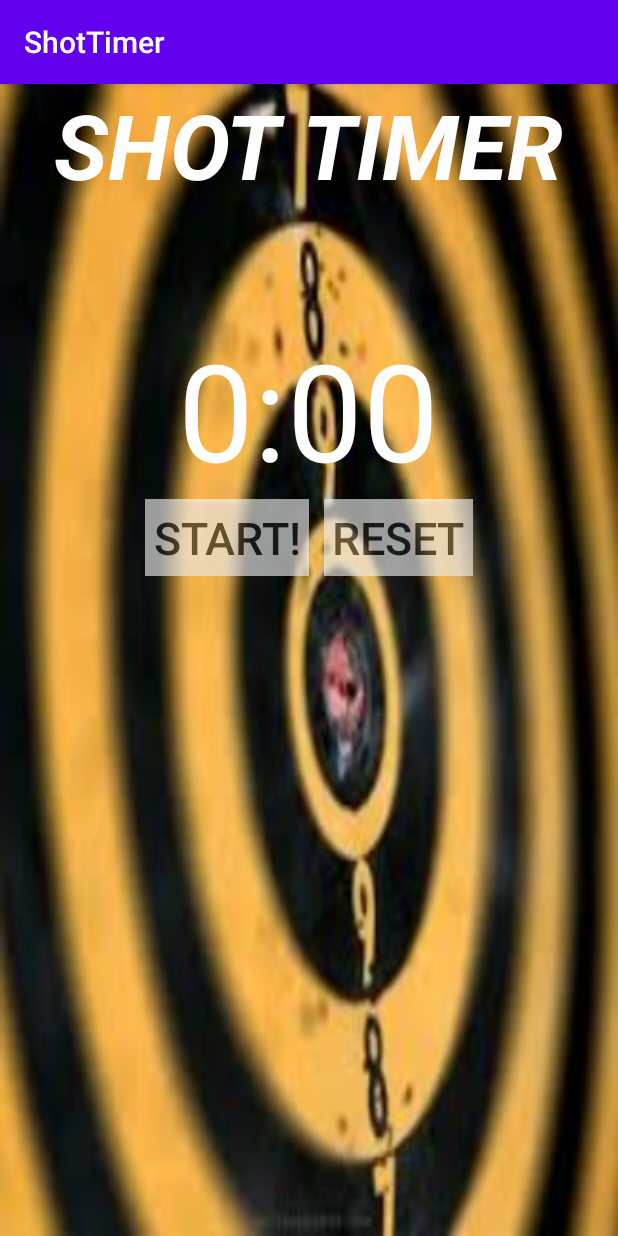
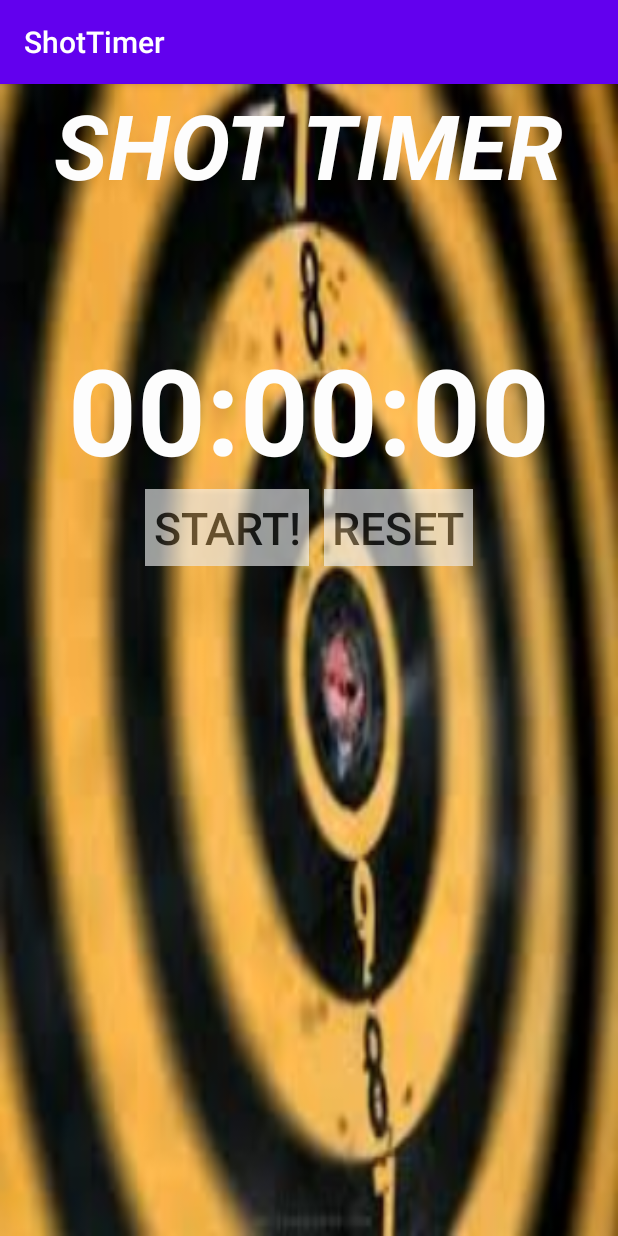
Before and after one commit to TrevorFreudig/shot-timer, an Android app: the screen it shows after launch (MainActivity), on a phone screen of 412 x 824 dp. Run offline under Robolectric (Android 15) with nearby library versions, the phone set to English and light mode, and no system bars.

Commit message:
Added chronometer.

```diff
--- a/app/src/main/res/layout/activity_main.xml
+++ b/app/src/main/res/layout/activity_main.xml
@@ -23,13 +23,14 @@
         android:gravity="center"
         android:orientation="vertical">
 
-        <TextView
+        <Chronometer
+            android:id="@+id/chronometer"
             android:layout_width="wrap_content"
             android:layout_height="wrap_content"
-            android:layout_gravity="center"
-            android:text="0:00"
+            android:format="00:00:00"
+            android:textSize="80dp"
             android:textColor="@color/colorAccent"
-            android:textSize="90dp" />
+            android:textStyle="bold"/>
 
         <LinearLayout
             android:layout_width="wrap_content"
```
